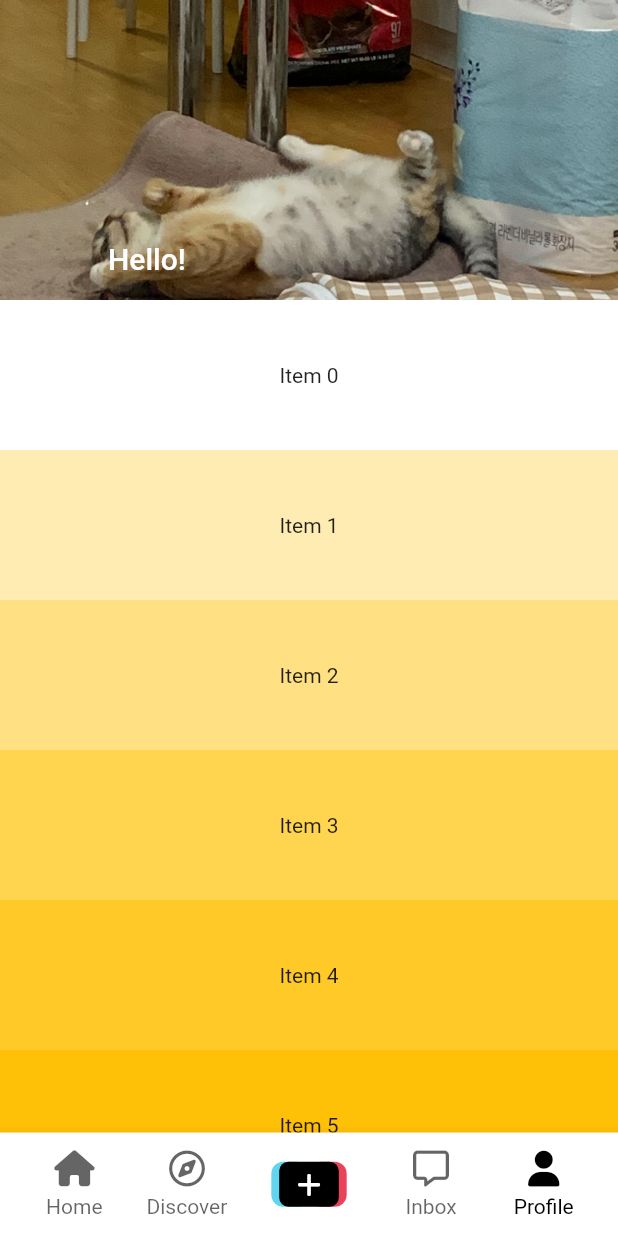
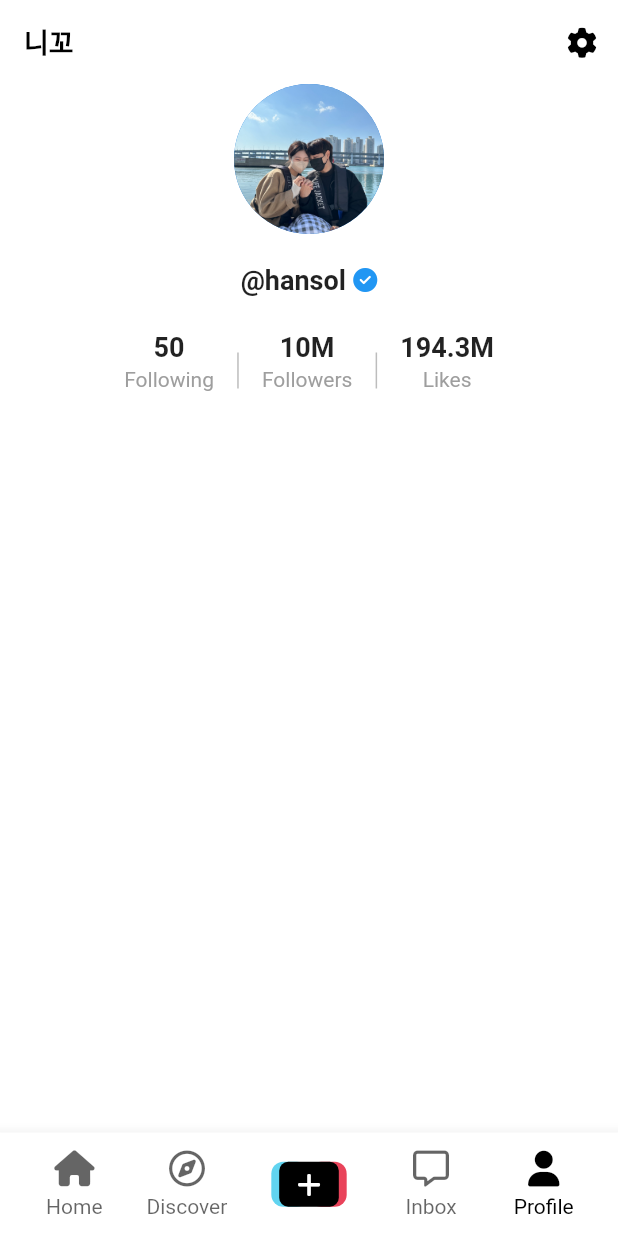
Before and after one commit to leegksthf/flutter_tiktok, a Flutter app: the screen it shows after launch, on a phone screen of 412 x 824 dp. Run offline on Flutter 3.47's test engine with Material 2 defaults, Android fonts, the phone set to English and light mode, and no system bars; our stand-ins replace font_awesome_flutter, video_player, visibility_detector; network calls fail.

Commit message:
add sliver appbar in profile section

```diff
--- a/lib/features/users/user_profile_screen.dart
+++ b/lib/features/users/user_profile_screen.dart
@@ -1,4 +1,7 @@
 import 'package:flutter/material.dart';
+import 'package:font_awesome_flutter/font_awesome_flutter.dart';
+import 'package:tiktok_clone/constants/gaps.dart';
+import 'package:tiktok_clone/constants/sizes.dart';
 
 class UserProfileScreen extends StatefulWidget {
   const UserProfileScreen({super.key});
@@ -13,38 +16,125 @@ class _UserProfileScreenState extends State<UserProfileScreen> {
     return CustomScrollView(
       slivers: [
         SliverAppBar(
-          snap: true,
-          floating: true,
-          stretch: true,
-          backgroundColor: Colors.teal,
-          collapsedHeight: 200,
-          expandedHeight: 200,
-          flexibleSpace: FlexibleSpaceBar(
-            stretchModes: const [
-              StretchMode.blurBackground,
-              StretchMode.zoomBackground,
-            ],
-            background: Image.asset(
-              'assets/images/dami2.jpeg',
-              fit: BoxFit.cover,
+          title: const Text('니꼬'),
+          actions: [
+            IconButton(
+              onPressed: () {},
+              icon: const FaIcon(
+                FontAwesomeIcons.gear,
+                size: Sizes.size20,
+              ),
             ),
-            title: const Text('Hello!'),
-          ),
+          ],
         ),
-        SliverFixedExtentList(
-          delegate: SliverChildBuilderDelegate(
-            childCount: 50,
-            (context, index) => Container(
-              color: Colors.amber[100 * (index % 9)],
-              child: Align(
-                alignment: Alignment.center,
+        SliverToBoxAdapter(
+          child: Column(
+            children: [
+              const CircleAvatar(
+                radius: 50,
+                foregroundImage: AssetImage('assets/images/dami5.jpeg'),
                 child: Text(
-                  'Item $index',
+                  '니꼬',
                 ),
               ),
-            ),
+              Gaps.v20,
+              Row(
+                mainAxisAlignment: MainAxisAlignment.center,
+                children: [
+                  const Text(
+                    '@hansol',
+                    style: TextStyle(
+                      fontWeight: FontWeight.w600,
+                      fontSize: Sizes.size18,
+                    ),
+                  ),
+                  Gaps.h5,
+                  FaIcon(
+                    FontAwesomeIcons.solidCircleCheck,
+                    size: Sizes.size16,
+                    color: Colors.blue.shade500,
+                  )
+                ],
+              ),
+              Gaps.v24,
+              SizedBox(
+                height: Sizes.size52,
+                child: Row(
+                  mainAxisAlignment: MainAxisAlignment.center,
+                  children: [
+                    Column(
+                      children: [
+                        const Text(
+                          '50',
+                          style: TextStyle(
+                            fontWeight: FontWeight.bold,
+                            fontSize: Sizes.size18,
+                          ),
+                        ),
+                        Gaps.v3,
+                        Text(
+                          'Following',
+                          style: TextStyle(
+                            color: Colors.grey.shade500,
+                          ),
+                        )
+                      ],
+                    ),
+                    VerticalDivider(
+                      width: Sizes.size32,
+                      thickness: 1,
+                      color: Colors.grey.shade400,
+                      indent: Sizes.size14,
+                      endIndent: Sizes.size14,
+                    ),
+                    Column(
+                      children: [
+                        const Text(
+                          '10M',
+                          style: TextStyle(
+                            fontWeight: FontWeight.bold,
+                            fontSize: Sizes.size18,
+                          ),
+                        ),
+                        Gaps.v3,
+                        Text(
+                          'Followers',
+                          style: TextStyle(
+                            color: Colors.grey.shade500,
+                          ),
+                        )
+                      ],
+                    ),
+                    VerticalDivider(
+                      width: Sizes.size32,
+                      thickness: 1,
+                      color: Colors.grey.shade400,
+                      indent: Sizes.size14,
+                      endIndent: Sizes.size14,
+                    ),
+                    Column(
+                      children: [
+                        const Text(
+                          '194.3M',
+                          style: TextStyle(
+                            fontWeight: FontWeight.bold,
+                            fontSize: Sizes.size18,
+                          ),
+                        ),
+                        Gaps.v3,
+                        Text(
+                          'Likes',
+                          style: TextStyle(
+                            color: Colors.grey.shade500,
+                          ),
+                        )
+                      ],
+                    )
+                  ],
+                ),
+              )
+            ],
           ),
-          itemExtent: 100,
         )
       ],
     );
```
Also changed, not shown: lib/features/users/custom_scroll_view_example.dart (added, +106 -0 lines).
